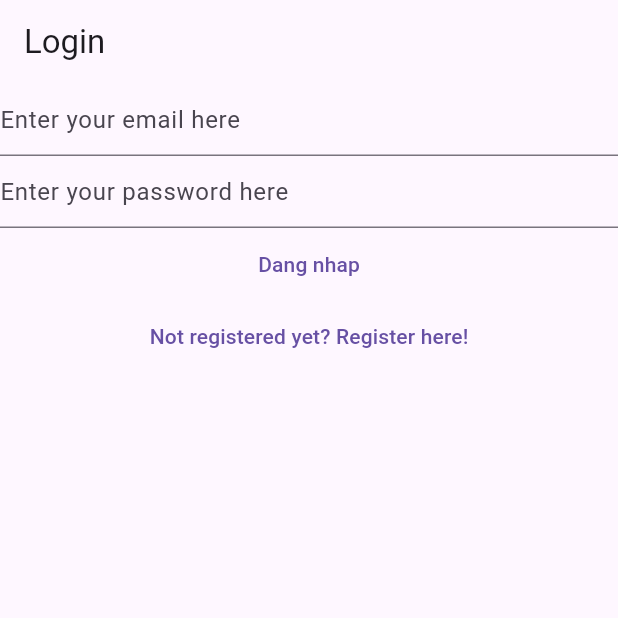
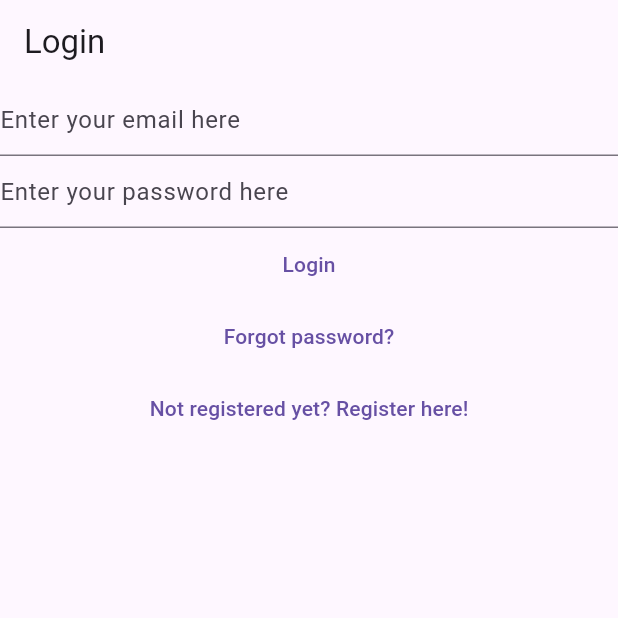
Before and after one commit to KhoaDan9/flutter_firebase, a Flutter app: the screen it shows after launch, on a phone screen of 412 x 824 dp, the top half of it. Run offline on Flutter 3.47's test engine with Material 3 defaults, Android fonts, the phone set to English and light mode, and no system bars; our stand-ins replace bloc, cloud_firestore, equatable, firebase_auth, firebase_core, flutter_bloc and 1 more; accounts and stored records are empty.

Commit message:
forgot password with firebase

```diff
--- a/lib/main.dart
+++ b/lib/main.dart
@@ -3,6 +3,7 @@ import 'package:firebase/services/auth/bloc/auth_bloc.dart';
 import 'package:firebase/services/auth/bloc/auth_event.dart';
 import 'package:firebase/services/auth/bloc/auth_state.dart';
 import 'package:firebase/services/auth/firebase_auth_provider.dart';
+import 'package:firebase/views/forgot_password_view.dart';
 import 'package:firebase/views/login_view.dart';
 import 'package:firebase/views/notes/create_update_note_view.dart';
 import 'package:firebase/views/notes/notes_view.dart';
@@ -41,6 +42,8 @@ class HomePage extends StatelessWidget {
           return const VerifyEmailView();
         } else if (state is AuthStateRegistering) {
           return const RegisterView();
+        } else if (state is AuthStateForgotPassword) {
+          return const ForgotPasswordView();
         } else {
           return const Scaffold(
             body: CircularProgressIndicator(),
--- a/lib/services/auth/auth_provider.dart
+++ b/lib/services/auth/auth_provider.dart
@@ -16,4 +16,5 @@ abstract class AuthProvider {
 
   Future<void> logout();
   Future<void> sendEmailVerification();
+  Future<void> forgotPassword({required String email});
 }
--- a/lib/services/auth/auth_service.dart
+++ b/lib/services/auth/auth_service.dart
@@ -33,4 +33,8 @@ class AuthService implements AuthProvider {
 
   @override
   Future<void> initialize() => provider.initialize();
+
+  @override
+  Future<void> forgotPassword({required String email}) =>
+      provider.forgotPassword(email: email);
 }
--- a/lib/services/auth/bloc/auth_event.dart
+++ b/lib/services/auth/bloc/auth_event.dart
@@ -33,3 +33,12 @@ class AuthEventShouldRegister extends AuthEvent {
 class AuthEventSendEmailVerification extends AuthEvent {
   const AuthEventSendEmailVerification();
 }
+
+class AuthEventGoForgotPassword extends AuthEvent {
+  const AuthEventGoForgotPassword();
+}
+
+class AuthEventForgotPassword extends AuthEvent {
+  final String? email;
+  const AuthEventForgotPassword(this.email);
+}
--- a/lib/services/auth/bloc/auth_state.dart
+++ b/lib/services/auth/bloc/auth_state.dart
@@ -40,3 +40,12 @@ class AuthStateLogout extends AuthState with EquatableMixin {
   @override
   List<Object?> get props => [exception, isLoading];
 }
+
+class AuthStateForgotPassword extends AuthState {
+  final bool hasSentEmail;
+  final Exception? exception;
+  const AuthStateForgotPassword({
+    required this.exception,
+    required this.hasSentEmail,
+  });
+}
--- a/lib/views/login_view.dart
+++ b/lib/views/login_view.dart
@@ -105,8 +105,16 @@ class _LoginViewState extends State<LoginView> {
                         ),
                       );
                 },
-                child: const Text('Dang nhap'),
+                child: const Text('Login'),
               ),
+            ),
+            TextButton(
+              onPressed: () {
+                context.read<AuthBloc>().add(
+                      const AuthEventGoForgotPassword(),
+                    );
+              },
+              child: const Text('Forgot password?'),
             ),
             TextButton(
               onPressed: () {
@@ -115,7 +123,7 @@ class _LoginViewState extends State<LoginView> {
                     );
               },
               child: const Text('Not registered yet? Register here!'),
-            )
+            ),
           ],
         ),
       ),
```
Also changed, not shown: lib/services/auth/bloc/auth_bloc.dart (+21 -0 lines), lib/services/auth/firebase_auth_provider.dart (+16 -0 lines), lib/views/forgot_password_view.dart (added, +78 -0 lines), lib/views/utilities/dialogs/show_sent_email_dialog.dart (added, +14 -0 lines), 1 other file.
